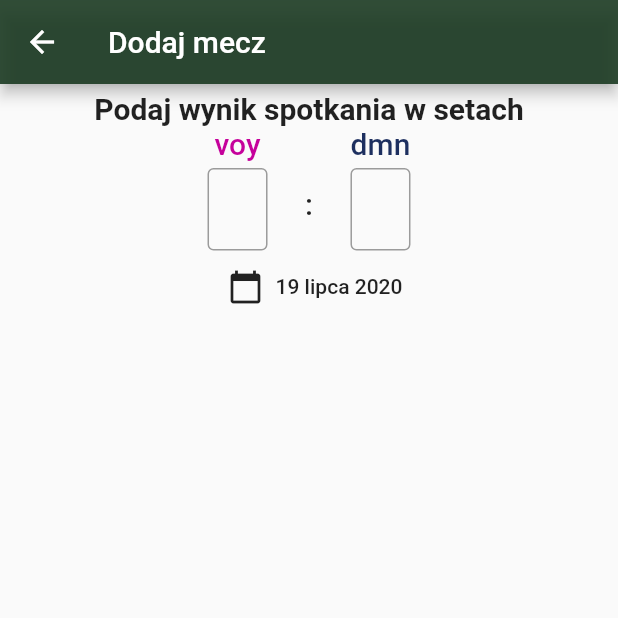
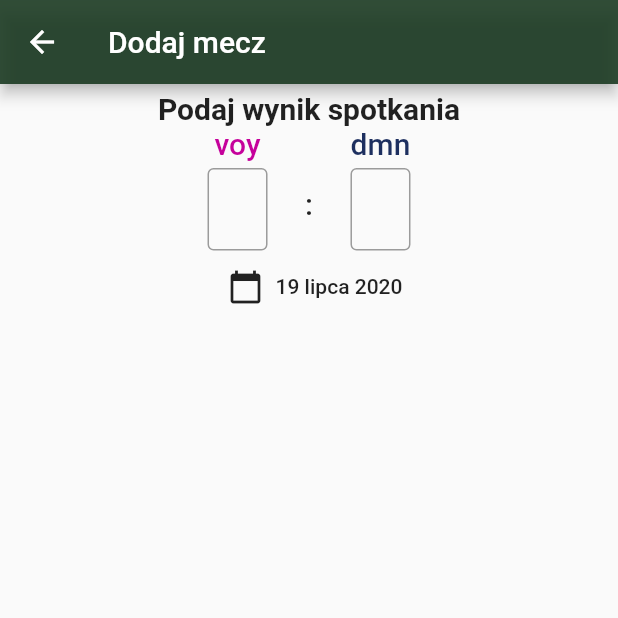
Before and after one commit to voyyy/TableTennisStatistics, a Flutter app: the AddMatch screen opened directly, on a phone screen of 412 x 824 dp, the top half of it. Run offline on Flutter 3.47's test engine with Material 2 defaults, Android fonts, the phone set to English and light mode, and no system bars; our stand-ins replace charts_flutter, cloud_firestore, flutter_datetime_picker, get_it; missing offline and left inert: back_button_interceptor; accounts and stored records are empty.

```diff
--- a/lib/UI/screens/AddMatch.dart
+++ b/lib/UI/screens/AddMatch.dart
@@ -221,8 +221,10 @@ class _AddMatchState extends State<AddMatch> {
             children: <Widget>[
               Container(
                 margin: EdgeInsets.fromLTRB(0, 5, 0, 0),
-                child: Text('Podaj wynik spotkania w setach',
-                    style: Styles.header),
+                child: Text(
+                  'Podaj wynik spotkania',
+                  style: Styles.header,
+                ),
               ),
               InputMatchResult(
                 voyFocusNode: _focusNodes[0],
--- a/pubspec.yaml
+++ b/pubspec.yaml
@@ -38,6 +38,7 @@ dependencies:
   firebase_analytics: ^5.0.2
   provider: ^4.3.1
   get_it: ^4.0.2
+  back_button_interceptor: ^4.2.4
 
 dev_dependencies:
   flutter_test:
```
Also changed, not shown: lib/UI/screens/MatchDetails.dart (+13 -0 lines), pubspec.lock.
